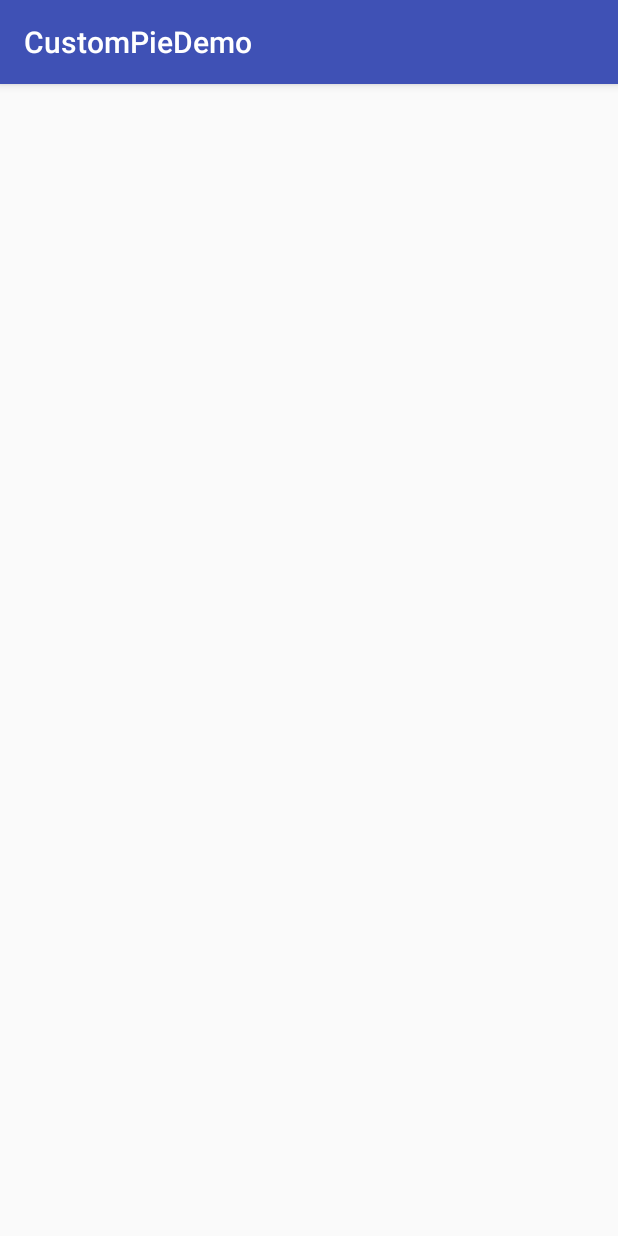
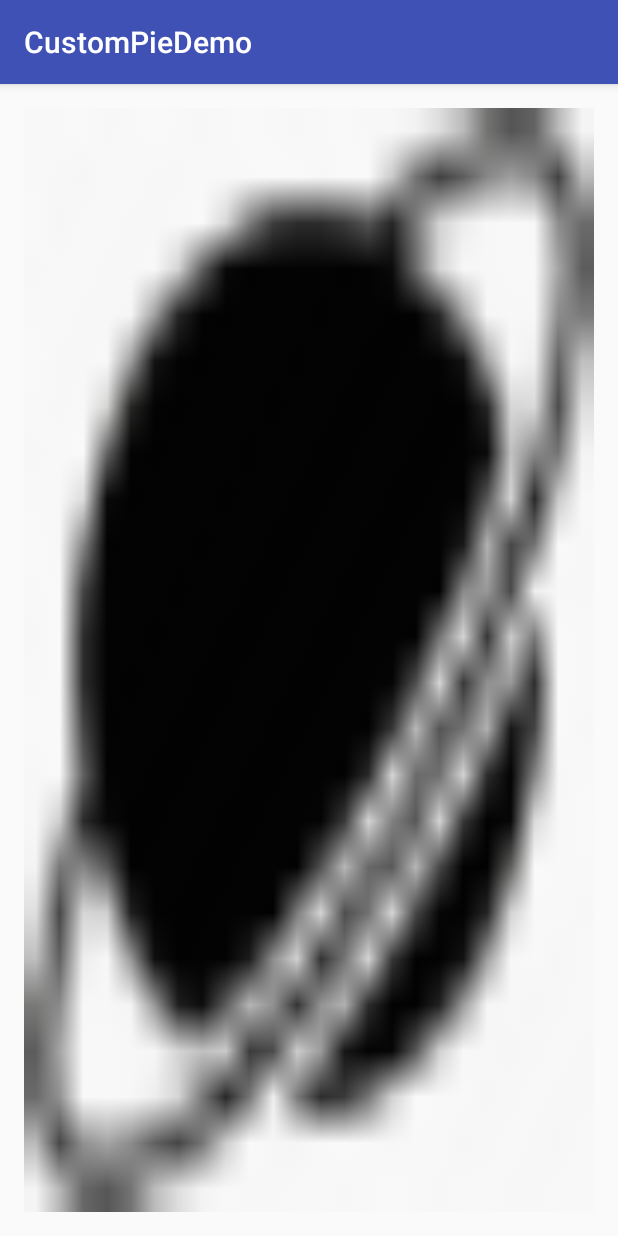
Before and after one commit to ankitgusai/CustomPieDemo, an Android app: the screen it shows after launch (MainActivity), on a phone screen of 412 x 824 dp. Run offline under Robolectric (Android 15) with nearby library versions, the phone set to English and light mode, and no system bars.

Commit message:
Second stage commit

```diff
--- a/app/src/main/AndroidManifest.xml
+++ b/app/src/main/AndroidManifest.xml
@@ -1,6 +1,9 @@
 <?xml version="1.0" encoding="utf-8"?>
 <manifest xmlns:android="http://schemas.android.com/apk/res/android"
     package="com.ankit.custompiedemo">
+
+    <uses-permission android:name="android.permission.INTERNET"/>
+    <uses-permission android:name="android.permission.WRITE_EXTERNAL_STORAGE"/>
 
     <application
         android:allowBackup="true"
--- a/app/src/main/java/com/ankit/custompiedemo/MainActivity.java
+++ b/app/src/main/java/com/ankit/custompiedemo/MainActivity.java
@@ -1,7 +1,7 @@
 package com.ankit.custompiedemo;
 
+import android.os.Bundle;
 import android.support.v7.app.AppCompatActivity;
-import android.os.Bundle;
 
 public class MainActivity extends AppCompatActivity {
 
@@ -10,4 +10,5 @@ public class MainActivity extends AppCompatActivity {
         super.onCreate(savedInstanceState);
         setContentView(R.layout.activity_main);
     }
+
 }
--- a/app/src/main/java/com/ankit/custompiedemo/views/PieCircleView.java
+++ b/app/src/main/java/com/ankit/custompiedemo/views/PieCircleView.java
@@ -1,20 +1,17 @@
 package com.ankit.custompiedemo.views;
 
-import android.app.Activity;
 import android.content.Context;
 import android.content.res.Resources;
 import android.content.res.TypedArray;
 import android.graphics.Bitmap;
 import android.graphics.BitmapFactory;
 import android.graphics.Canvas;
-import android.graphics.Matrix;
 import android.graphics.Paint;
-import android.graphics.Rect;
 import android.graphics.RectF;
-import android.graphics.drawable.Drawable;
 import android.support.v4.content.ContextCompat;
+import android.support.v4.graphics.ColorUtils;
+import android.support.v4.util.Pair;
 import android.util.AttributeSet;
-import android.util.DisplayMetrics;
 import android.util.Log;
 import android.util.TypedValue;
 import android.view.MotionEvent;
@@ -55,7 +52,7 @@ public class PieCircleView extends ImageView {
     /**
      * Radius of the doughnut.
      */
-    private int doughnutRadius;
+    private int pieRadius;
 
     /**
      * Radius of the drawn image on parent ImageView
@@ -65,7 +62,7 @@ public class PieCircleView extends ImageView {
     /**
      * Actually width (in dp) over which item arcs will be drawn
      */
-    private int doughnutStrokeWidthPx;
+    private int pieStrokeWidthPx;
 
     /**
      * Each drawn arc's start and stop angles references
@@ -77,7 +74,7 @@ public class PieCircleView extends ImageView {
      ***********************************
      */
 
-    private int halfDoughnutStrokeWidthPx;
+    private int halfPieStrokeWidthPx;
 
     /*
     *center of the view
@@ -95,11 +92,12 @@ public class PieCircleView extends ImageView {
 
 
     //New Parameters
-    int[] section_colors;
-    int[] section_drawables;
-    int section_count;
+    /**
+     * Only for layout editor
+     */
+    int debug_section_count;
     int pie_width;
-    private DisplayMetrics metrics;
+    private List<Item> items;
 
 
     /**
@@ -137,40 +135,31 @@ public class PieCircleView extends ImageView {
     }
 
     private void init(AttributeSet attrs) {
-        metrics = new DisplayMetrics();
         readXmlTags(attrs);
 
         arcCoordinates = new ArrayList<>();
-        doughnutStrokeWidthPx = (int) getPixelFromDp(pie_width);
-        halfDoughnutStrokeWidthPx = doughnutStrokeWidthPx / 2;
+        pieStrokeWidthPx = (int) getPixelFromDp(pie_width);
+        halfPieStrokeWidthPx = pieStrokeWidthPx / 2;
+        lineColor = ContextCompat.getColor(getContext(), android.R.color.black);
 
         paintArc = getArcPaint();
         paintLine = getDividerPaint();
 
         ovalArc = new RectF();
-
         if (isInEditMode()) {
             setDummyData();
+            setBackgroundColor(ColorUtils.setAlphaComponent(ContextCompat.getColor(getContext(), android.R.color.black), 64));
         }
 
+        setImageResource(R.drawable.space);
+        setScaleType(ScaleType.FIT_XY);
     }
 
     private void readXmlTags(AttributeSet attrs) {
         if (attrs == null) return;
         final TypedArray array = getContext().obtainStyledAttributes(attrs, R.styleable.PieCircleView);
-        section_count = array.getInteger(R.styleable.PieCircleView_section_count, 0);
+        debug_section_count = array.getInteger(R.styleable.PieCircleView_debug_section_count, 0);
         pie_width = array.getInteger(R.styleable.PieCircleView_pie_width, 0);
-
-        final int section_color_ids = array.getResourceId(R.styleable.PieCircleView_section_colors, 0);
-        final int section_color_drawables = array.getResourceId(R.styleable.PieCircleView_section_drawables, 0);
-
-        if (section_color_ids != 0) {
-            section_colors = getResources().getIntArray(section_color_ids);
-        }
-
-        if (section_color_ids != 0) {
-            section_drawables = getResources().getIntArray(section_color_drawables);
-        }
 
         array.recycle();
     }
@@ -180,38 +169,7 @@ public class PieCircleView extends ImageView {
         this.itemCliCkListener = itemClickListeners;
     }
 
-    @Override
-    protected void onMeasure(int widthMeasureSpec, int heightMeasureSpec) {
-        //super.onMeasure(widthMeasureSpec, heightMeasureSpec);
-
-        /*
-                 ____________
-                |            |
-                |------------|
-                |  |      |  |
-                |  |      |  |
-                |------------|
-                |            |
-                |            |
-                |            |
-
-
-
-            ____________________
-           |                   |
-           |   |           |   |
-           |   |           |   |
-           |   |           |   |
-           |                   |
-
-
-                Ideally we would want something like this for both orientation. our pie would just
-                fit inside the square
-
-
-         */
-
-
+    private Pair<Integer, Integer> measureHeightWidth(int widthMeasureSpec, int heightMeasureSpec) {
         int desiredWidth = Integer.MAX_VALUE;
         int desiredHeight = Integer.MAX_VALUE;
 
@@ -247,66 +205,55 @@ public class PieCircleView extends ImageView {
             height = desiredHeight;
         }
 
-        printLog(pie_width + " Width " + width + "  Height " + height);
+        return new Pair<>(width, height);
 
+    }
+
+    private void calculatePieVariables(int width, int height) {
+        //as we know exact size we can calculate center point
         centerX = width / 2;
         centerY = height / 2;
 
+        //Landscape mode
         if (width > height) {
-            //Landscape mode
-            width = height;
             squareSize = height;
 
+            //portrait
         } else {
-            //portrait
-            height = width / 2;
-            squareSize = height;
+            squareSize = width;
         }
+
+
+        pieRadius = squareSize / 2 - pieStrokeWidthPx;
+
+
+        int w = width / 2 - squareSize / 2;
+        int t = height / 2 - squareSize / 2;
+        int r = w + squareSize;
+        int bo = t + squareSize;
+
+        ovalArc.set(w + pieStrokeWidthPx, t + pieStrokeWidthPx, r - pieStrokeWidthPx, bo - pieStrokeWidthPx);
+
+    }
+
+    @Override
+    protected void onMeasure(int widthMeasureSpec, int heightMeasureSpec) {
+
+        int width;
+        int height;
+
+        Pair<Integer, Integer> pair = measureHeightWidth(widthMeasureSpec, heightMeasureSpec);
+        width = pair.first;
+        height = pair.second;
+
+        printLog(pie_width + " Width " + width + "  Height " + height);
 
         //MUST CALL THIS
         setMeasuredDimension(width, height);
 
-
-        doughnutRadius = squareSize / 2 - doughnutStrokeWidthPx;
-
-
-        int w = getWidth() / 2 - squareSize / 2;
-        int t = getHeight() / 2 - squareSize / 2;
-        int r = w + squareSize;
-        int bo = t + squareSize;
-
-        ovalArc.set(w + doughnutStrokeWidthPx, t + doughnutStrokeWidthPx, r - doughnutStrokeWidthPx, bo - doughnutStrokeWidthPx);
-
-
-
+        calculatePieVariables(width, height);
     }
 
-    /*@Override
-    protected void onMeasure(int widthMeasureSpec, int heightMeasureSpec) {
-        super.onMeasure(widthMeasureSpec, heightMeasureSpec);
-
-        // Get image matrix values and place them in an array
-        float[] f = new float[9];
-        getImageMatrix().getValues(f);
-
-        // Extract the scale values using the constants (if aspect ratio maintained, scaleX == scaleY)
-        final float scaleX = f[Matrix.MSCALE_X];
-        //final float scaleY = f[Matrix.MSCALE_Y];
-
-        // Get the drawable (could also get the bitmap behind the drawable and getWidth/getHeight)
-        final Drawable d = getDrawable();
-        final int origW = d.getIntrinsicWidth();
-        //final int origH = d.getIntrinsicHeight();
-
-        // Calculate the actual dimensions
-        final int actW = Math.round(origW * scaleX);
-        //final int actH = Math.round(origH * scaleY);
-
-        //as the source image we set is square we only require one dimension
-        sourceImageRadious = actW / 2;
-
-        //Log.e("DBG", "["+origW+","+origH+"] -> ["+actW+","+actH+"] & scales: x="+scaleX+" y="+scaleY);
-    }*/
 
     @Override
     public boolean onTouchEvent(MotionEvent event) {
@@ -347,19 +294,18 @@ public class PieCircleView extends ImageView {
     @Override
     protected void onDraw(Canvas canvas) {
 
-        if (section_count == 0) {
+        if (items == null || items.isEmpty()) {
             super.onDraw(canvas);
             return;
-            //No Items to inflate
+
         }
-
         paintLine.setColor(lineColor);
 
         ArcCoordinate arcCoordinate;
-        int arcSweepAngle = 360 / section_count;
+        int arcSweepAngle = 360 / items.size();
 
-        for (int i = 0; i < section_count; i++) {
-            paintArc.setColor(ContextCompat.getColor(mContext, section_colors[i]));
+        for (int i = 0; i < items.size(); i++) {
+            paintArc.setColor(ContextCompat.getColor(mContext, items.get(i).color));
 
             arcCoordinate = arcCoordinates.get(i);
 
@@ -372,53 +318,53 @@ public class PieCircleView extends ImageView {
 
             int countDegree = arcCoordinate.startAngle;
 
-            float line1InX = getCirclePerimeterPointX(
+            float innerX = getCirclePerimeterPointX(
                     centerX,
-                    doughnutRadius + halfDoughnutStrokeWidthPx,
+                    pieRadius + halfPieStrokeWidthPx,
                     countDegree
             );
 
-            float line1InY = getCirclePerimeterPointY(
+            float innerY = getCirclePerimeterPointY(
                     centerY,
-                    doughnutRadius + halfDoughnutStrokeWidthPx,
+                    pieRadius + halfPieStrokeWidthPx,
                     countDegree
             );
 
-            float line1OutX = getCirclePerimeterPointX(
+            float outerX = getCirclePerimeterPointX(
                     centerX,
-                    doughnutRadius - halfDoughnutStrokeWidthPx,
+                    pieRadius - halfPieStrokeWidthPx,
                     countDegree
             );
 
-            float line1OutY = getCirclePerimeterPointY(
+            float outerY = getCirclePerimeterPointY(
                     centerY,
-                    doughnutRadius - halfDoughnutStrokeWidthPx,
+                    pieRadius - halfPieStrokeWidthPx,
                     countDegree
             );
 
-            canvas.drawLine(line1InX, line1InY, line1OutX, line1OutY, paintLine);
+            canvas.drawLine(innerX, innerY, outerX, outerY, paintLine);
 
             /*
             *Draw thumb in center of the arc
             * ****************
              */
-            int countDegree2 = arcCoordinate.startAngle + (360 / (section_count * 2));
+            int countDegree2 = arcCoordinate.startAngle + (360 / (items.size() * 2));
 
             float x = getCirclePerimeterPointX(
                     centerX,
-                    doughnutRadius,
+                    pieRadius,
                     countDegree2
             );
 
             float y = getCirclePerimeterPointY(
                     centerY,
-                    doughnutRadius,
+                    pieRadius,
                     countDegree2
             );
 
             //Bitmap b = getRespectiveBitmap(i);
             //FIXME This need to be done only once when user sets item.
-            Bitmap b = BitmapFactory.decodeResource(getResources(), section_drawables[i]);
+            Bitmap b = BitmapFactory.decodeResource(getResources(), items.get(i).getIcon());
 
             canvas.drawBitmap(b, x - b.getWidth() / 2, y - b.getHeight() / 2, paintLine);
 
@@ -426,11 +372,12 @@ public class PieCircleView extends ImageView {
         super.onDraw(canvas);
     }
 
-    public void setData(int section_count, int[] section_colors, int[] section_drawables) {
+    public void setData(List<Item> items) {
+        this.items = items;
 
-        for (int i = 0; i < section_count; i++) {
+        for (int i = 0; i < items.size(); i++) {
 
-            int arcSweepAngle = 360 / section_count;
+            int arcSweepAngle = 360 / items.size();
             int arcStartAngle = (arcSweepAngle * i) + 270 - (arcSweepAngle / 2);
 
             //saving Coordinates of all items
@@ -497,7 +444,7 @@ public class PieCircleView extends ImageView {
     private Paint getArcPaint() {
         Paint mPaint = new Paint();
         mPaint.setStyle(Paint.Style.STROKE);
-        mPaint.setStrokeWidth(doughnutStrokeWidthPx);
+        mPaint.setStrokeWidth(pieStrokeWidthPx);
         mPaint.setAntiAlias(true);
         return mPaint;
     }
@@ -591,8 +538,8 @@ public class PieCircleView extends ImageView {
             return -1;
         }
 
-        if (pointRadius < doughnutRadius - doughnutStrokeWidthPx / 2
-                || pointRadius > doughnutRadius + doughnutStrokeWidthPx / 2) {
+        if (pointRadius < pieRadius - pieStrokeWidthPx / 2
+                || pointRadius > pieRadius + pieStrokeWidthPx / 2) {
             return -2;
         }
 
@@ -607,39 +554,45 @@ public class PieCircleView extends ImageView {
     }
 
 
+    public static class Item {
+        int color;
+        int icon;
+
+        public Item(int color, int icon) {
+            this.color = color;
+            this.icon = icon;
+        }
+
+        public int getColor() {
+            return color;
+        }
+
+        public void setColor(int color) {
+            this.color = color;
+        }
+
+        public int getIcon() {
+            return icon;
+        }
+
+        public void setIcon(int icon) {
+            this.icon = icon;
+        }
+    }
+
+
     /*
      *  Dummy data
      *********************************
      */
 
     private void setDummyData() {
-        pie_width = 20;
-        int[] dummy_section_colors = new int[]{
-                R.color.item_one_color,
-                R.color.item_two_color,
-                R.color.item_three_color,
-                R.color.item_four_color,
-                R.color.item_five_color,
-                R.color.item_six_color,
-                R.color.item_seven_color,
-                R.color.item_eight_color,
-                R.color.item_nine_color};
+        List<Item> items = new ArrayList<>();
+        for (int i = 0; i < debug_section_count; i++) {
+            items.add(new Item(R.color.colorAccent, R.drawable.space));
+        }
 
-        int[] dummy_section_drawables = new int[]{
-                R.drawable.space,
-                R.drawable.space,
-                R.drawable.space,
-                R.drawable.space,
-                R.drawable.space,
-                R.drawable.space,
-                R.drawable.space,
-                R.drawable.space,
-                R.drawable.space
-        };
-        int dummy_section_count = dummy_section_colors.length;
-
-        setData(dummy_section_count, dummy_section_colors, dummy_section_drawables);
-
+        setData(items);
     }
 
 
--- a/app/src/main/res/layout/activity_main.xml
+++ b/app/src/main/res/layout/activity_main.xml
@@ -10,16 +10,14 @@
     android:paddingRight="@dimen/activity_horizontal_margin"
     android:paddingTop="@dimen/activity_vertical_margin"
     tools:context="com.ankit.custompiedemo.MainActivity">
-ndroid:layout_height="match_parent" />
+
 
     <com.ankit.custompiedemo.views.PieCircleView
         android:id="@+id/View_2"
-        android:layout_width="wrap_content"
-        android:layout_height="wrap_content"
-        pie:pie_width="20"
-        pie:section_colors="@array/dash_donut_items_color"
-        pie:section_drawables="@array/dash_donut_items_disabled"
-        />
+        android:layout_width="match_parent"
+        pie:debug_section_count="5"
+        pie:pie_width="30"
+        android:layout_height="wrap_content" />
 
 
 </RelativeLayout>
--- a/app/src/main/res/values/attrs.xml
+++ b/app/src/main/res/values/attrs.xml
@@ -2,9 +2,7 @@
 <resources>
     <declare-styleable name="PieCircleView">
         <attr name="pie_width" format="integer" />
-        <attr name="section_colors" format="reference" />
-        <attr name="section_count" format="reference" />
-        <attr name="section_drawables" format="reference" />
+        <attr name="debug_section_count" format="integer" />
     </declare-styleable>
 
 </resources>
```
